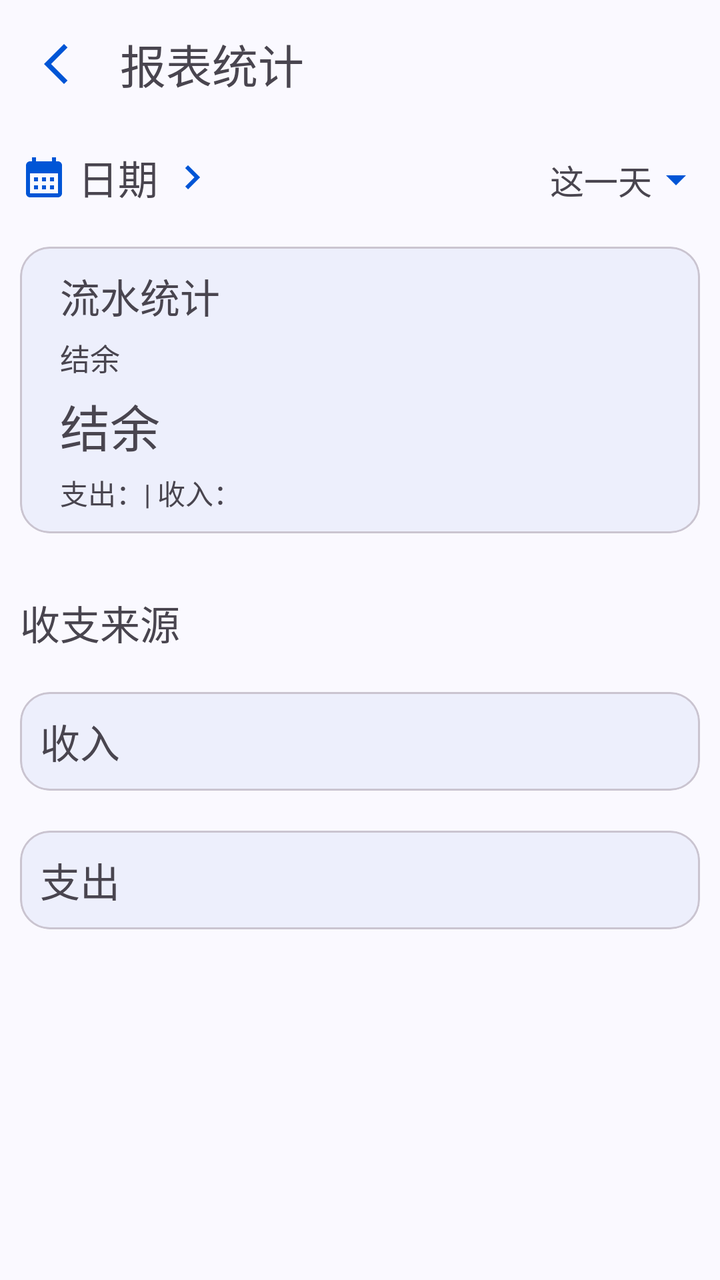
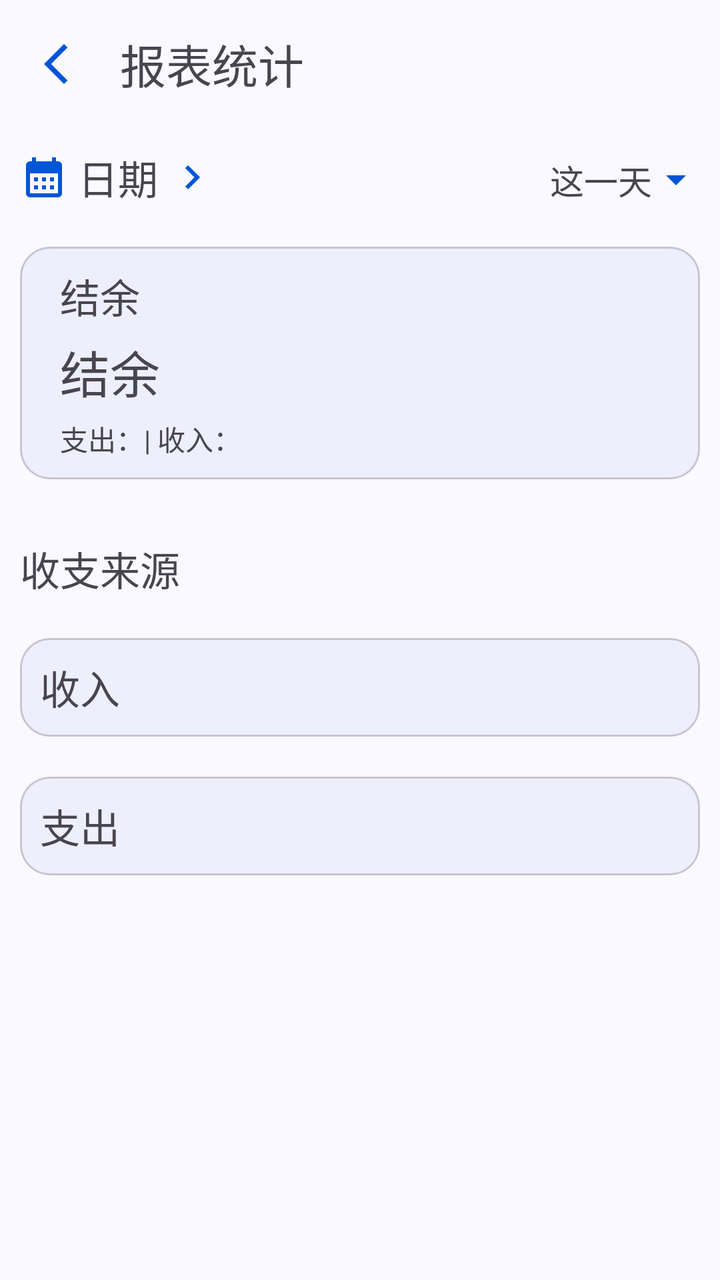

Two renders of the same Android screen: before a commit and after it. Below are the layout's source before the change and the commit's diff.
<!-- AndroidManifest.xml: application theme Theme.ManagerAssistant.Static -->
<!-- res/layout/activity_report.xml -->
<?xml version="1.0" encoding="utf-8"?>
<androidx.constraintlayout.widget.ConstraintLayout xmlns:android="http://schemas.android.com/apk/res/android"
    xmlns:app="http://schemas.android.com/apk/res-auto"
    xmlns:tools="http://schemas.android.com/tools"
    style="@style/CommonPageStyle"
    android:layout_width="match_parent"
    android:layout_height="match_parent"
    tools:context=".ui.pages.bookkeeping.report.ReportActivity">

    <com.google.android.material.appbar.MaterialToolbar
        android:id="@+id/toolbar"
        android:layout_width="match_parent"
        android:layout_height="?attr/actionBarSize"
        app:layout_constraintEnd_toEndOf="parent"
        app:layout_constraintStart_toStartOf="parent"
        app:layout_constraintTop_toTopOf="parent"
        app:navigationIcon="@drawable/baseline_arrow_back_ios_new_24"
        app:title="@string/title_report" />

    <com.google.android.material.textview.MaterialTextView
        android:id="@+id/report_date_textview"
        android:layout_width="wrap_content"
        android:layout_height="wrap_content"
        android:background="?selectableItemBackground"
        android:clickable="true"
        android:drawableStart="@drawable/baseline_calendar_month_24"
        android:drawableEnd="@drawable/baseline_keyboard_arrow_right_24"
        android:drawablePadding="5dp"
        android:focusable="true"
        android:padding="10dp"
        android:text="@string/date"
        android:textSize="20sp"
        app:layout_constraintLeft_toLeftOf="parent"
        app:layout_constraintTop_toBottomOf="@id/toolbar" />

    <com.google.android.material.textview.MaterialTextView
        android:id="@+id/date_range_select_view"
        style="@style/SpinnerTextViewStyle"
        android:layout_width="wrap_content"
        android:layout_height="wrap_content"
        android:text="@string/today"
        app:layout_constraintBaseline_toBaselineOf="@+id/report_date_textview"
        app:layout_constraintRight_toRightOf="parent" />

    <androidx.core.widget.NestedScrollView
        android:layout_width="match_parent"
        android:layout_height="0dp"
        android:orientation="vertical"
        app:layout_constraintBottom_toBottomOf="parent"
        app:layout_constraintTop_toBottomOf="@id/report_date_textview">

        <LinearLayout
            android:layout_width="match_parent"
            android:layout_height="0dp"
            android:orientation="vertical">

            <com.google.android.material.card.MaterialCardView
                android:id="@+id/report_balance_cardview"
                style="@style/ContentCardStyle"
                android:layout_width="match_parent"
                android:layout_height="wrap_content">

                <LinearLayout
                    android:layout_width="match_parent"
                    android:layout_height="match_parent"
                    android:orientation="vertical"
                    android:padding="5dp">

                    <com.google.android.material.textview.MaterialTextView
                        style="@style/ReportInfoTextViewStyle"
                        android:layout_width="wrap_content"
                        android:layout_height="wrap_content"
                        android:text="@string/account_statistics"
                        android:textSize="20sp" />

                    <com.google.android.material.textview.MaterialTextView
                        style="@style/ReportInfoTextViewStyle"
                        android:layout_width="wrap_content"
                        android:layout_height="wrap_content"
                        android:text="@string/balance"
                        android:textSize="15sp" />

                    <com.google.android.material.textview.MaterialTextView
                        android:id="@+id/balance_text"
                        style="@style/ReportInfoTextViewStyle"
                        android:layout_width="wrap_content"
                        android:layout_height="wrap_content"
                        android:text="@string/balance"
                        android:textSize="25sp" />

                    <com.google.android.material.textview.MaterialTextView
                        android:id="@+id/expense_income_text"
                        style="@style/ReportInfoTextViewStyle"
                        android:layout_width="wrap_content"
                        android:layout_height="wrap_content"
                        android:paddingBottom="5dp"
                        android:text="@string/expense_and_income" />
                </LinearLayout>
            </com.google.android.material.card.MaterialCardView>

            
            <LinearLayout
                android:id="@+id/expense_income_layout"
                android:layout_width="match_parent"
                android:layout_height="wrap_content"
                android:layout_marginTop="10dp"
                android:orientation="vertical">

                <com.google.android.material.textview.MaterialTextView
                    style="@style/LabelTextViewStyle"
                    android:layout_width="wrap_content"
                    android:layout_height="wrap_content"
                    android:text="@string/expenditure_income_source" />

                <com.google.android.material.card.MaterialCardView
                    android:id="@+id/income_source_card"
                    style="@style/ContentCardStyle"
                    android:layout_width="match_parent"
                    android:layout_height="wrap_content">

                    <LinearLayout
                        android:layout_width="match_parent"
                        android:layout_height="wrap_content"
                        android:orientation="vertical">

                        <com.google.android.material.textview.MaterialTextView
                            style="@style/LabelTextViewStyle"
                            android:layout_width="wrap_content"
                            android:layout_height="wrap_content"
                            android:text="@string/income" />

                        <androidx.recyclerview.widget.RecyclerView
                            android:id="@+id/income_source_recycler"
                            android:layout_width="match_parent"
                            android:layout_height="wrap_content"
                            android:nestedScrollingEnabled="false"
                            android:orientation="vertical"
                            app:layoutManager="androidx.recyclerview.widget.LinearLayoutManager" />
                    </LinearLayout>
                </com.google.android.material.card.MaterialCardView>

                <com.google.android.material.card.MaterialCardView
                    android:id="@+id/expense_source_card"
                    style="@style/ContentCardStyle"
                    android:layout_width="match_parent"
                    android:layout_height="wrap_content">

                    <LinearLayout
                        android:layout_width="match_parent"
                        android:layout_height="wrap_content"
                        android:orientation="vertical">

                        <com.google.android.material.textview.MaterialTextView
                            style="@style/LabelTextViewStyle"
                            android:layout_width="wrap_content"
                            android:layout_height="wrap_content"
                            android:text="@string/expense" />

                        <androidx.recyclerview.widget.RecyclerView
                            android:id="@+id/expense_source_recycler"
                            android:layout_width="match_parent"
                            android:layout_height="wrap_content"
                            android:nestedScrollingEnabled="false"
                            android:orientation="vertical"
                            app:layoutManager="androidx.recyclerview.widget.LinearLayoutManager" />
                    </LinearLayout>
                </com.google.android.material.card.MaterialCardView>
            </LinearLayout>

            
            <LinearLayout
                android:id="@+id/month_account_layout"
                android:layout_width="match_parent"
                android:layout_height="wrap_content"
                android:layout_marginTop="10dp"
                android:orientation="vertical"
                android:visibility="gone">

                <LinearLayout
                    android:layout_width="match_parent"
                    android:layout_height="wrap_content"
                    android:orientation="horizontal">

                    <com.google.android.material.textview.MaterialTextView
                        style="@style/LabelTextViewStyle"
                        android:layout_width="0dp"
                        android:layout_height="wrap_content"
                        android:layout_weight="1"
                        android:text="@string/running_account_every_month" />

                    <com.google.android.material.textview.MaterialTextView
                        android:id="@+id/month_account_type_select_view"
                        style="@style/SpinnerTextViewStyle"
                        android:layout_width="wrap_content"
                        android:layout_height="wrap_content"
                        android:text="@string/balance" />
                </LinearLayout>

                <com.google.android.material.card.MaterialCardView
                    style="@style/ContentCardStyle"
                    android:layout_width="match_parent"
                    android:layout_height="wrap_content">

                    <androidx.recyclerview.widget.RecyclerView
                        android:id="@+id/month_account_recycler"
                        android:layout_width="match_parent"
                        android:layout_height="wrap_content"
                        android:nestedScrollingEnabled="false"
                        app:layoutManager="androidx.recyclerview.widget.LinearLayoutManager" />
                </com.google.android.material.card.MaterialCardView>
            </LinearLayout>
        </LinearLayout>
    </androidx.core.widget.NestedScrollView>
</androidx.constraintlayout.widget.ConstraintLayout>
<!-- resources referenced by this layout -->
<resources>
  <!-- drawable baseline_arrow_back_ios_new_24 (drawable) -->
  <vector xmlns:android="http://schemas.android.com/apk/res/android" android:height="24dp" android:tint="#000000" android:viewportHeight="24" android:viewportWidth="24" android:width="24dp">
        
      <path android:fillColor="@android:color/white" android:pathData="M17.77,3.77l-1.77,-1.77l-10,10l10,10l1.77,-1.77l-8.23,-8.23z"/>
      
  </vector>
  <!-- drawable baseline_keyboard_arrow_right_24 (drawable) -->
  <vector xmlns:android="http://schemas.android.com/apk/res/android" android:autoMirrored="true" android:height="24dp" android:tint="#000000" android:viewportHeight="24" android:viewportWidth="24" android:width="24dp">
        
      <path android:fillColor="@android:color/white" android:pathData="M8.59,16.59L13.17,12 8.59,7.41 10,6l6,6 -6,6 -1.41,-1.41z"/>
      
  </vector>
  <string name="account_statistics">流水统计</string>
  <string name="balance">结余</string>
  <string name="date">日期</string>
  <string name="expenditure_income_source">收支来源</string>
  <string name="expense">支出</string>
  <string name="expense_and_income">支出：| 收入：</string>
  <string name="income">收入</string>
  <string name="running_account_every_month">每月流水总结</string>
  <string name="title_report">报表统计</string>
  <string name="today">这一天</string>
  <style name="CommonPageStyle">
          <item name="android:fitsSystemWindows">true</item>
          <item name="android:background">?attr/colorSurface</item>
      </style>
  <style name="ContentCardStyle">
          <item name="cardBackgroundColor">?attr/colorSurfaceContainerLow</item>
          <item name="cardCornerRadius">15dp</item>
          <item name="android:layout_marginTop">10dp</item>
          <item name="android:layout_marginStart">10dp</item>
          <item name="android:layout_marginEnd">10dp</item>
          <item name="android:layout_marginBottom">10dp</item>
      </style>
  <style name="LabelTextViewStyle">
          <item name="android:paddingStart">10dp</item>
          <item name="android:paddingEnd">10dp</item>
          <item name="android:paddingTop">10dp</item>
          <item name="android:paddingBottom">10dp</item>
          <item name="android:textSize">20sp</item>
      </style>
  <style name="ReportInfoTextViewStyle">
          <item name="android:paddingTop">5dp</item>
          <item name="android:paddingStart">15dp</item>
      </style>
  <style name="SpinnerTextViewStyle">
          <item name="android:textSize">17sp</item>
          <item name="android:padding">10dp</item>
          <item name="android:clickable">true</item>
          <item name="android:background">?attr/selectableItemBackground</item>
          <item name="android:focusable">true</item>
          <item name="android:drawableEnd">@drawable/baseline_arrow_drop_down_24</item>
      </style>
  <!-- drawable baseline_arrow_drop_down_24 (drawable) -->
  <vector xmlns:android="http://schemas.android.com/apk/res/android" android:height="24dp" android:tint="#000000" android:viewportHeight="24" android:viewportWidth="24" android:width="24dp">
        
      <path android:fillColor="@android:color/white" android:pathData="M7,10l5,5 5,-5z"/>
      
  </vector>
  <color name="color_primary">#0055d6</color>
  <color name="color_on_primary">#ffffff</color>
  <color name="color_primary_container">#d8e1fe</color>
  <color name="color_secondary_container">#e0e1ff</color>
  <color name="color_surface">#faf9ff</color>
  <color name="color_surface_container">#ebedfa</color>
  <color name="color_surface_container_low">#edeffc</color>
  <style name="ToolBarStyle" parent="Widget.Material3.Toolbar">
          <item name="android:backgroundTint">?attr/colorSurface</item>
          <item name="navigationIconTint">?attr/colorPrimary</item>
          <item name="contentInsetStart">10dp</item>
          <item name="titleTextAppearance">@style/TitleStyle</item>
      </style>
  <style name="TitleStyle">
          <item name="android:textSize">23sp</item>
      </style>
  <!-- unchanged entries left out for length: 2 -->
</resources>

<!-- the commit's change to res/layout/activity_report.xml (unified diff, before → after) -->
@@ -70,15 +70,8 @@
                         style="@style/ReportInfoTextViewStyle"
                         android:layout_width="wrap_content"
                         android:layout_height="wrap_content"
-                        android:text="@string/account_statistics"
+                        android:text="@string/balance"
                         android:textSize="20sp" />
-
-                    <com.google.android.material.textview.MaterialTextView
-                        style="@style/ReportInfoTextViewStyle"
-                        android:layout_width="wrap_content"
-                        android:layout_height="wrap_content"
-                        android:text="@string/balance"
-                        android:textSize="15sp" />
 
                     <com.google.android.material.textview.MaterialTextView
                         android:id="@+id/balance_text"
<!-- resource entries referenced after the edit -->
@@ -12,7 +12,6 @@
       <path android:fillColor="@android:color/white" android:pathData="M8.59,16.59L13.17,12 8.59,7.41 10,6l6,6 -6,6 -1.41,-1.41z"/>
       
   </vector>
-  <string name="account_statistics">流水统计</string>
   <string name="balance">结余</string>
   <string name="date">日期</string>
   <string name="expenditure_income_source">收支来源</string>
